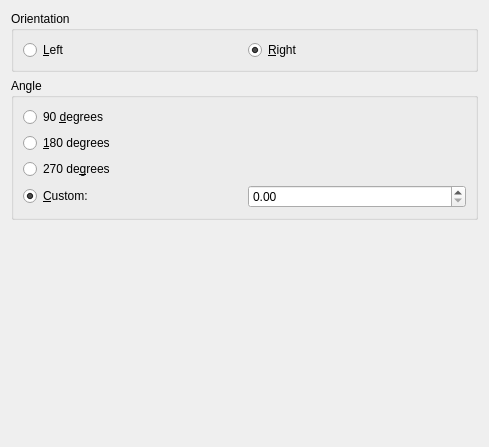
Above: plugins/extensions/rotateimage/wdg_rotateimage.ui from KDE/krita before the change. Below: the same form after it.
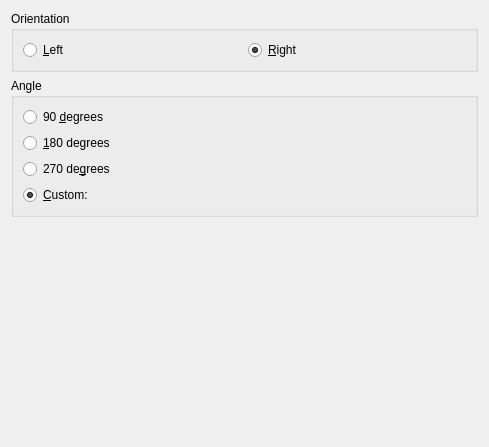
That is the form after the change. Custom widgets are drawn as their Qt base class.

Commit message: Change the rotate image/layer dialog to use KisAngleSelector

```diff
--- a/plugins/extensions/rotateimage/wdg_rotateimage.ui
+++ b/plugins/extensions/rotateimage/wdg_rotateimage.ui
@@ -92,14 +92,20 @@
          </widget>
         </item>
         <item>
-         <widget class="KisDoubleParseSpinBox" name="doubleCustom">
-          <property name="maximum">
-           <double>360.000000000000000</double>
+         <widget class="KisAngleSelector" name="angleSelectorCustom" native="true"/>
+        </item>
+        <item>
+         <spacer name="horizontalSpacer">
+          <property name="orientation">
+           <enum>Qt::Horizontal</enum>
           </property>
-          <property name="singleStep">
-           <double>1.000000000000000</double>
+          <property name="sizeHint" stdset="0">
+           <size>
+            <width>40</width>
+            <height>20</height>
+           </size>
           </property>
-         </widget>
+         </spacer>
         </item>
        </layout>
       </item>
@@ -126,9 +132,10 @@
  </widget>
  <customwidgets>
   <customwidget>
-   <class>KisDoubleParseSpinBox</class>
-   <extends>QDoubleSpinBox</extends>
-   <header>kis_double_parse_spin_box.h</header>
+   <class>KisAngleSelector</class>
+   <extends>QWidget</extends>
+   <header location="global">KisAngleSelector.h</header>
+   <container>1</container>
   </customwidget>
  </customwidgets>
  <resources/>
```
The commit also changes 2 other files.
